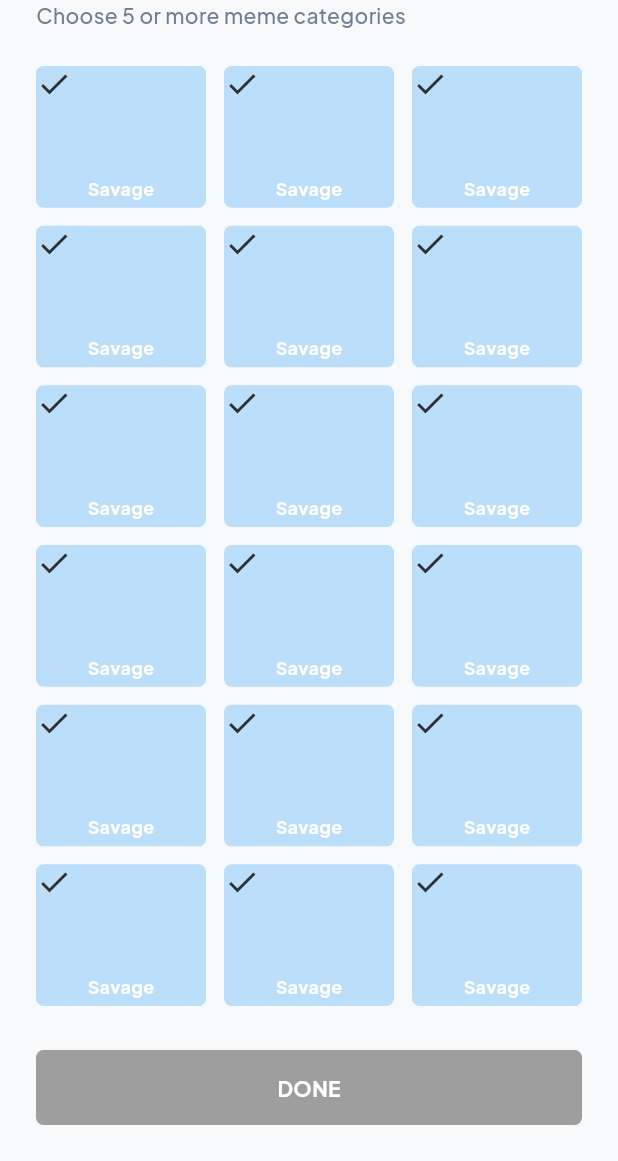
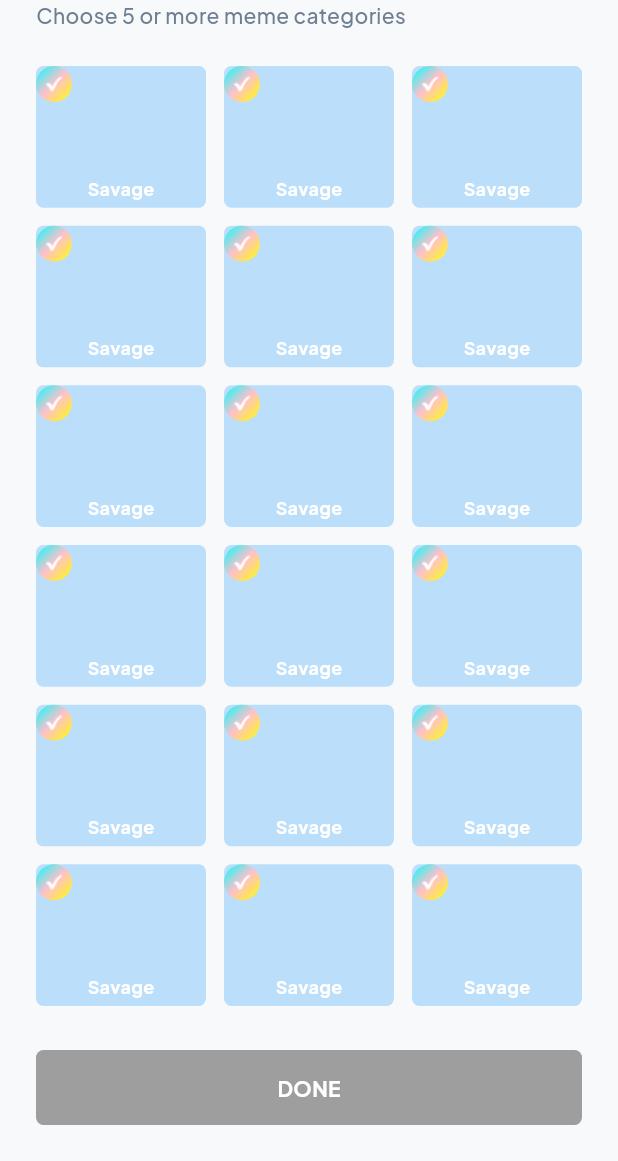
Before and after one commit to adoro-app/adoro_app, a Flutter app: the screen it shows after launch, on a phone screen of 412 x 824 dp, the part 75-1236 px from its top. Run offline on Flutter 3.47's test engine with Material 2 defaults, Android fonts, the phone set to English and light mode, and no system bars; our stand-ins replace bloc, cached_network_image, dio, file_picker, firebase_auth, firebase_core and 21 more; missing offline and left inert: appinio_video_player, audio_session, flutter_custom_tabs, onesignal_flutter, story_time, syncfusion_flutter_pdfviewer and 1 more; accounts and stored records are empty; generated files the repository leaves out were written again; statements that could not run were skipped.

Commit message:
added tick on the images

```diff
--- a/lib/choose_categories/choose_categories_page.dart
+++ b/lib/choose_categories/choose_categories_page.dart
@@ -56,7 +56,23 @@ class _ChooseCategoriesPageState extends State<ChooseCategoriesPage> {
                               color: Colors.white,
                             )),
                       ).paddingBottom(4.0),
-                      Icon(Icons.check),
+                      Container(
+                        height: 24,
+                        width: 24,
+                        child: Image.asset('assets/icons/ic_tick.png',
+                            fit: BoxFit.cover),
+                        decoration: BoxDecoration(
+                          gradient: LinearGradient(
+                              colors: [
+                                Color(0xff00FFFF),
+                                Color(0xffFFC0CB),
+                                Color(0xffFFFF00),
+                              ],
+                              begin: Alignment.topLeft,
+                              end: Alignment.bottomRight),
+                          borderRadius: BorderRadius.circular(40),
+                        ),
+                      ),
                     ],
                   ),
                 ),
```
Also changed, not shown: assets/icons/ic_tick.png (added).
